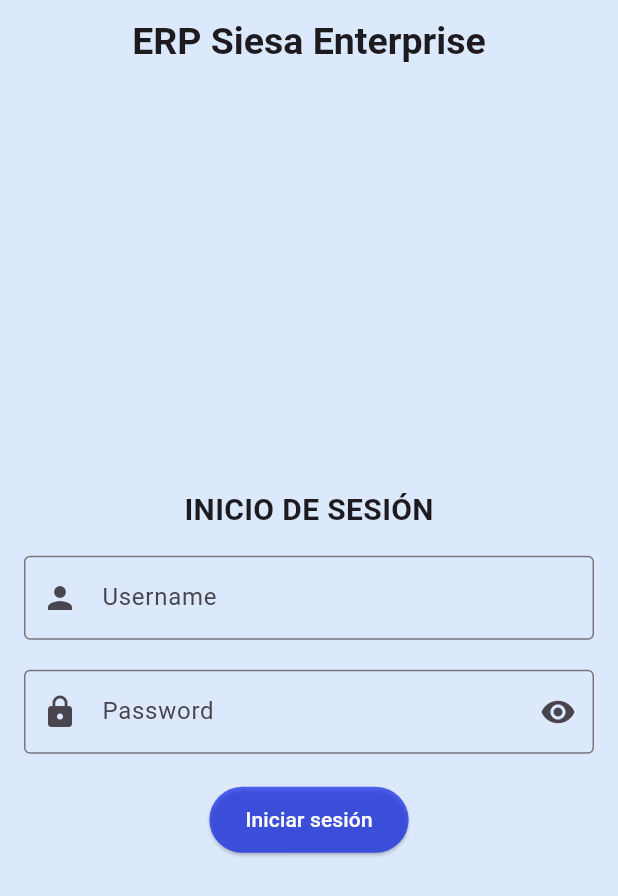
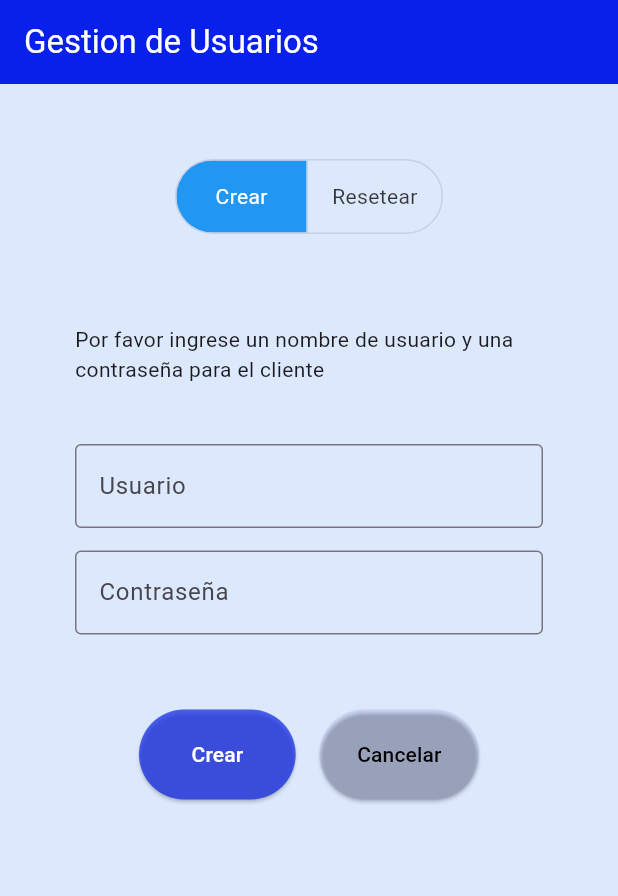
Before and after one commit to aeduardogonzalez/ERD.github.io, a Flutter app: the screen it shows after launch, on a phone screen of 412 x 824 dp. Shown: the top 896 px of the screen. Run offline on Flutter 3.47's test engine with Material 3 defaults, Android fonts, the phone set to English and light mode, and no system bars.

Commit message:
Vistas de gestion de usuarios

```diff
--- a/proyecto_erd/lib/main.dart
+++ b/proyecto_erd/lib/main.dart
@@ -1,4 +1,6 @@
 import 'package:flutter/material.dart';
+import 'package:proyecto_erd/pages/gestionPrecios_page.dart';
+import 'package:proyecto_erd/pages/gestionUsuarios_page.dart';
 import 'package:proyecto_erd/pages/login_page.dart';
 
 void main() {
@@ -14,7 +16,7 @@
       theme: ThemeData(
         primarySwatch: Colors.blue,
       ),
-      home: LoginPage(),
+      home: GestionUsuariosPage(),
     );
   }
 }
--- /dev/null
+++ b/proyecto_erd/lib/pages/crearUsuarios_page.dart
@@ -0,0 +1,62 @@
+import 'package:flutter/material.dart';
+
+class CrearUsuario extends StatelessWidget {
+  @override
+  Widget build(BuildContext context) {
+    return SingleChildScrollView(
+      // Añadir un SingleChildScrollView aquí
+      child: Column(
+        children: [
+          SizedBox(height: 50.0),
+          Text(
+              'Por favor ingrese un nombre de usuario y una contraseña para el cliente'),
+          SizedBox(height: 40.0),
+          TextField(
+            decoration: InputDecoration(
+              labelText: 'Usuario',
+              border: OutlineInputBorder(),
+            ),
+          ),
+          SizedBox(height: 15.0),
+          TextField(
+            decoration: InputDecoration(
+              labelText: 'Contraseña',
+              border: OutlineInputBorder(),
+            ),
+          ),
+          SizedBox(height: 50.0),
+          Row(
+            mainAxisAlignment: MainAxisAlignment.center,
+            children: [
+              ElevatedButton(
+                onPressed: () {},
+                child: Text('Crear'),
+                style: ElevatedButton.styleFrom(
+                  backgroundColor: Color.fromARGB(173, 9, 32, 234),
+                  padding: EdgeInsets.symmetric(horizontal: 35, vertical: 20),
+                  shape: RoundedRectangleBorder(
+                    borderRadius: BorderRadius.circular(50),
+                  ),
+                  foregroundColor: Colors.white,
+                ),
+              ),
+              SizedBox(width: 16.0),
+              ElevatedButton(
+                onPressed: () {},
+                child: Text('Cancelar'),
+                style: ElevatedButton.styleFrom(
+                  backgroundColor: Color.fromARGB(12, 13, 9, 234),
+                  padding: EdgeInsets.symmetric(horizontal: 25, vertical: 20),
+                  shape: RoundedRectangleBorder(
+                    borderRadius: BorderRadius.circular(50),
+                  ),
+                  foregroundColor: Colors.black,
+                ),
+              ),
+            ],
+          ),
+        ],
+      ),
+    );
+  }
+}
--- /dev/null
+++ b/proyecto_erd/lib/pages/gestionUsuarios_page.dart
@@ -0,0 +1,56 @@
+import 'package:flutter/material.dart';
+import 'package:proyecto_erd/pages/resetearUsuarios_page.dart';
+import 'package:proyecto_erd/pages/crearUsuarios_page.dart';
+
+class GestionUsuariosPage extends StatefulWidget {
+  @override
+  State<GestionUsuariosPage> createState() => _GestionUsuariosPage();
+}
+
+class _GestionUsuariosPage extends State<GestionUsuariosPage> {
+  int selectedIndex = 0;
+
+  @override
+  Widget build(BuildContext context) {
+    return Scaffold(
+      appBar: AppBar(
+          title: Text('Gestion de Usuarios'),
+          backgroundColor: const Color.fromARGB(255, 9, 32, 234),
+          foregroundColor: Colors.white),
+      body: Container(
+        color: Color(0xFFDCE9FD),
+        padding: const EdgeInsets.all(50.0),
+        child: Column(mainAxisAlignment: MainAxisAlignment.center, children: [
+          Center(
+            child: ToggleButtons(
+              isSelected: [selectedIndex == 0, selectedIndex == 1],
+              onPressed: (int index) {
+                setState(() {
+                  selectedIndex = index;
+                });
+              },
+              fillColor: Colors.blue,
+              selectedColor: Colors.white,
+              borderRadius: BorderRadius.circular(30.0),
+              children: [
+                Padding(
+                  padding: const EdgeInsets.symmetric(horizontal: 26.0),
+                  child: Text('Crear'),
+                ),
+                Padding(
+                  padding: const EdgeInsets.symmetric(horizontal: 16.0),
+                  child: Text('Resetear'),
+                ),
+              ],
+            ),
+          ),
+          SizedBox(height: 10.0),
+          // Muestra la vista según el botón seleccionado
+          Expanded(
+            child: selectedIndex == 0 ? CrearUsuario() : ResetearUsuarioPage(),
+          ),
+        ]),
+      ),
+    );
+  }
+}
```
Also changed, not shown: proyecto_erd/lib/pages/resetearUsuarios_page.dart (added, +61 -0 lines).
